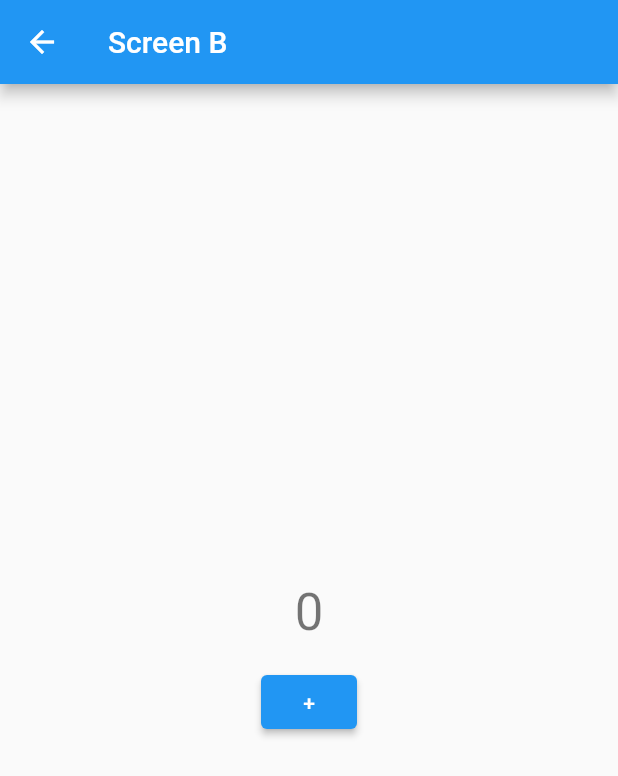
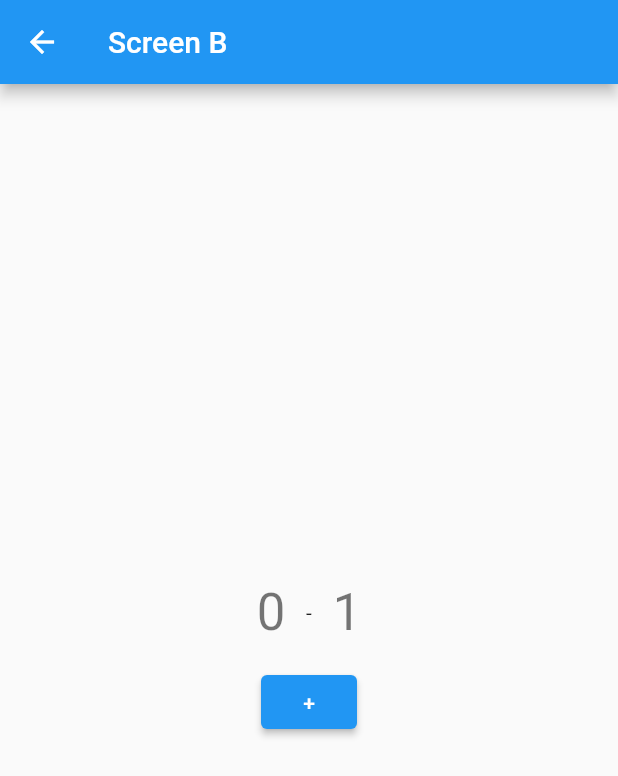
Before and after one commit to Andres-MI/Flutter-State-Management, a Flutter app: the ScreenB screen opened directly, after a tap on an icon or button, on a phone screen of 412 x 824 dp. Shown: the top 776 px of the screen. Run offline on Flutter 3.47's test engine with Material 2 defaults, Android fonts, the phone set to English and light mode, and no system bars.

Commit message:
Set Up InheritedModel ScreenB

```diff
--- a/03-inheritedModel/lib/screens/screen_b.dart
+++ b/03-inheritedModel/lib/screens/screen_b.dart
@@ -1,10 +1,12 @@
 import 'package:flutter/material.dart';
+
+import '../widgets/my_inherited_model.dart';
 
 class ScreenB extends StatelessWidget {
   const ScreenB({Key? key}) : super(key: key);
-
   @override
   Widget build(BuildContext context) {
+    print('Screen B built');
     return Scaffold(
       appBar: AppBar(
         title: const Text('Screen B'),
@@ -14,21 +16,74 @@ class ScreenB extends StatelessWidget {
             },
             icon: const Icon(Icons.arrow_back)),
       ),
-      body: Center(
+      body: const ScreenBody(),
+    );
+  }
+}
+
+class ScreenBody extends StatelessWidget {
+  const ScreenBody({
+    Key? key,
+  }) : super(key: key);
+
+  @override
+  Widget build(BuildContext context) {
+    print('ScreenBody built');
+    return Center(
       child: Column(
         mainAxisAlignment: MainAxisAlignment.center,
         children: [
-            Text(
-              '0',
-              style: Theme.of(context).textTheme.headline4,
+          Row(
+            mainAxisAlignment: MainAxisAlignment.center,
+            children: const [
+              CustomText1(),
+              Text('    -    '),
+              CustomText2(),
+            ],
           ),
-            const SizedBox(height: 16.0,),
+          const SizedBox(
+            height: 16.0,
+          ),
           ElevatedButton(
-                onPressed: (){},
+              onPressed: () {
+                InheritedModel.inheritFrom<MyInheritedModel>(context, aspect: 0)
+                    ?.data
+                    .incrementCounterB();
+              },
               child: const Text('+')),
         ],
-        ),
       ),
     );
   }
 }
+
+class CustomText1 extends StatelessWidget {
+  const CustomText1({
+    Key? key,
+  }) : super(key: key);
+
+  @override
+  Widget build(BuildContext context) {
+    print('CustomText1 built');
+    return Text(
+      //Change the aspect to 1 not to build this widget!
+    '${InheritedModel.inheritFrom<MyInheritedModel>(context, aspect: 1)?.data.counterAValue}',
+      style: Theme.of(context).textTheme.headline4,
+    );
+  }
+}
+
+class CustomText2 extends StatelessWidget {
+  const CustomText2({
+    Key? key,
+  }) : super(key: key);
+
+  @override
+  Widget build(BuildContext context) {
+    print('CustomText2 built');
+    return Text(
+      '${InheritedModel.inheritFrom<MyInheritedModel>(context, aspect: 0)?.data.counterBValue}',
+      style: Theme.of(context).textTheme.headline4,
+    );
+  }
+}
```
Lines whose indentation alone changed are shown as unchanged.
